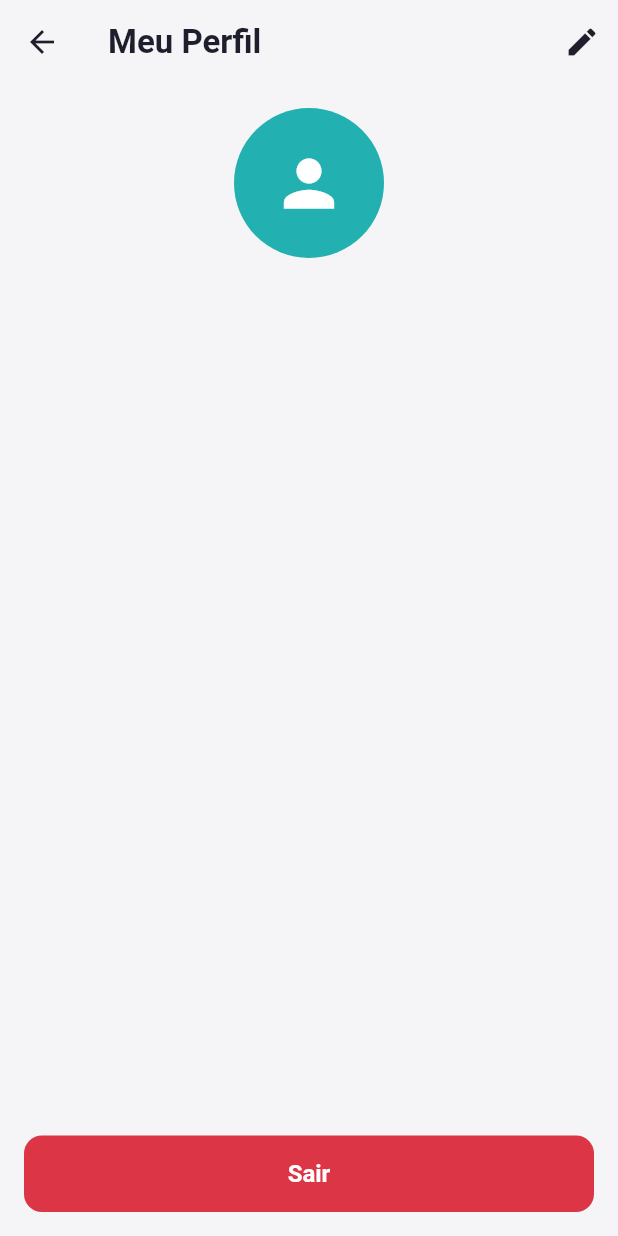
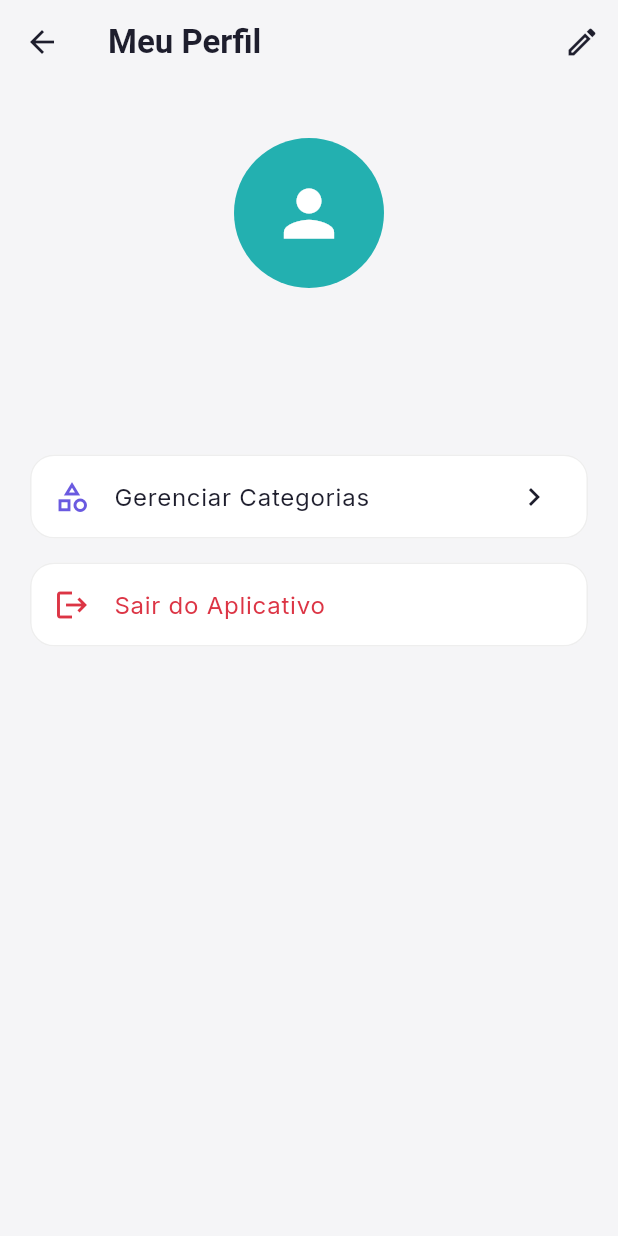
Before and after one commit to viniciusmecosta/KeyBudget, a Flutter app: the UserScreen screen opened directly, on a phone screen of 412 x 824 dp. Run offline on Flutter 3.47's test engine with Material 3 defaults, Android fonts, the phone set to English and light mode, and no system bars; drawn by our look-alikes of flutter_animate; our stand-ins replace cloud_firestore, csv, file_picker, firebase_auth, firebase_core, fl_chart and 10 more; missing offline and left inert: encrypt, file_saver, local_auth_android; accounts and stored records are empty.

Commit message:
feat: category management on the user screen

```diff
--- a/lib/features/user/view/user_screen.dart
+++ b/lib/features/user/view/user_screen.dart
@@ -3,6 +3,7 @@ import 'dart:convert';
 import 'package:flutter/material.dart';
 import 'package:flutter_animate/flutter_animate.dart';
 import 'package:key_budget/features/auth/viewmodel/auth_viewmodel.dart';
+import 'package:key_budget/features/category/view/categories_screen.dart';
 import 'package:key_budget/features/user/view/edit_user_screen.dart';
 import 'package:provider/provider.dart';
 
@@ -18,7 +19,7 @@ class UserScreen extends StatelessWidget {
         title: const Text('Meu Perfil'),
         actions: [
           IconButton(
-            icon: const Icon(Icons.edit),
+            icon: const Icon(Icons.edit_outlined),
             onPressed: () {
               Navigator.of(context).push(
                   MaterialPageRoute(builder: (_) => const EditUserScreen()));
@@ -44,25 +45,15 @@ class UserScreen extends StatelessWidget {
             }
           }
 
-          return Padding(
+          return ListView(
             padding: const EdgeInsets.all(16.0),
-            child: Column(
-              crossAxisAlignment: CrossAxisAlignment.stretch,
             children: [
+              const SizedBox(height: 20),
               Center(
-                  child: Container(
-                    width: 100,
-                    height: 100,
-                    decoration: BoxDecoration(
-                      shape: BoxShape.circle,
-                      color: theme.colorScheme.secondary,
-                      image: imageProvider != null
-                          ? DecorationImage(
-                              image: imageProvider,
-                              fit: BoxFit.cover,
-                            )
-                          : null,
-                    ),
+                child: CircleAvatar(
+                  radius: 50,
+                  backgroundColor: theme.colorScheme.secondary,
+                  backgroundImage: imageProvider,
                   child: imageProvider == null
                       ? Icon(Icons.person,
                           size: 50, color: theme.colorScheme.onSecondary)
@@ -73,9 +64,11 @@ class UserScreen extends StatelessWidget {
               Center(
                 child: Text(
                   user?.name ?? 'Usuário',
-                    style: theme.textTheme.headlineSmall,
+                  style: theme.textTheme.headlineSmall
+                      ?.copyWith(fontWeight: FontWeight.bold),
                 ),
               ),
+              const SizedBox(height: 4),
               Center(
                 child: Text(
                   user?.email ?? '',
@@ -83,20 +76,40 @@ class UserScreen extends StatelessWidget {
                 ),
               ),
               if (user?.phoneNumber != null && user!.phoneNumber!.isNotEmpty)
-                  Center(
+                Padding(
+                  padding: const EdgeInsets.only(top: 4.0),
+                  child: Center(
                     child: Text(
                       user.phoneNumber!,
                       style: theme.textTheme.bodyMedium,
                     ),
                   ),
-                const Spacer(),
-                ElevatedButton(
-                  style: ElevatedButton.styleFrom(
-                    backgroundColor: theme.colorScheme.error,
-                    foregroundColor: theme.colorScheme.onError,
-                    padding: const EdgeInsets.symmetric(vertical: 16),
                 ),
-                  onPressed: () {
+              const SizedBox(height: 32),
+              Card(
+                child: ListTile(
+                  leading: Icon(Icons.category_outlined,
+                      color: theme.colorScheme.primary),
+                  title: const Text('Gerenciar Categorias'),
+                  trailing: const Icon(Icons.chevron_right),
+                  onTap: () {
+                    Navigator.of(context).push(
+                      MaterialPageRoute(
+                        builder: (_) => const CategoriesScreen(),
+                      ),
+                    );
+                  },
+                ),
+              ),
+              const SizedBox(height: 8),
+              Card(
+                child: ListTile(
+                  leading: Icon(Icons.logout, color: theme.colorScheme.error),
+                  title: Text(
+                    'Sair do Aplicativo',
+                    style: TextStyle(color: theme.colorScheme.error),
+                  ),
+                  onTap: () {
                     showDialog(
                       context: context,
                       builder: (_) => AlertDialog(
@@ -120,10 +133,9 @@ class UserScreen extends StatelessWidget {
                       ),
                     );
                   },
-                  child: const Text('Sair'),
+                ),
               ),
             ],
-            ),
           ).animate().fadeIn(duration: 250.ms);
         },
       ),
```
Also changed, not shown: lib/features/user/view/edit_user_screen.dart (+41 -11 lines). Lines whose indentation alone changed are shown as unchanged.
